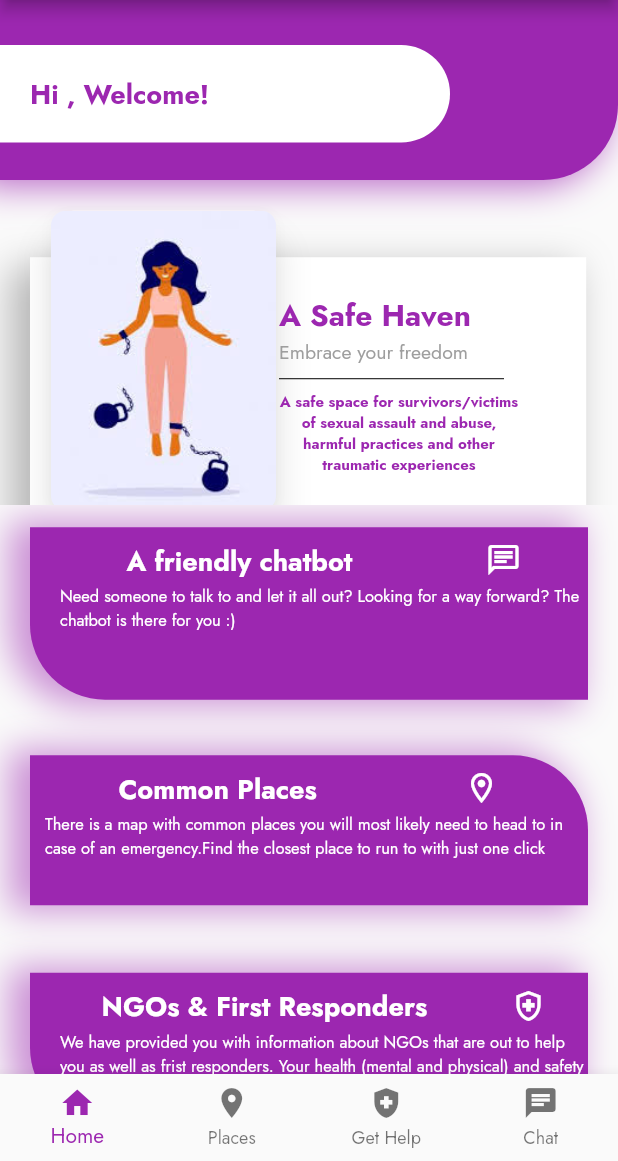
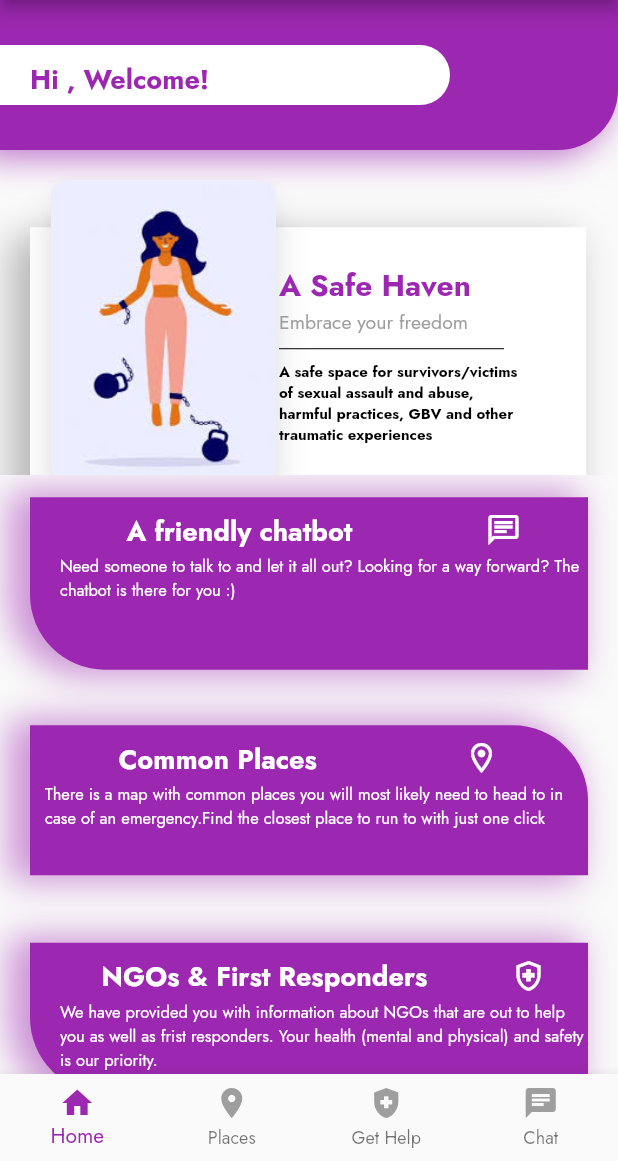
Before and after one commit to safeherven/safeherven_app, a Flutter app: the screen it shows once a user with an empty profile is signed in, on a phone screen of 412 x 824 dp, the part 75-1236 px from its top. Run offline on Flutter 3.47's test engine with Material 2 defaults, Android fonts, the phone set to English and light mode, and no system bars; our stand-ins replace cloud_firestore, firebase_auth, firebase_core, geolocator, google_fonts, google_maps_flutter and 2 more; missing offline and left inert: dialogflow_grpc, flutter_config, flutterfire_ui, sound_stream; accounts and stored records are empty; statements that could not run were skipped.

Commit message:
Make changes based on user feedback
- Created more scrolling room on the homepage
- Added user app permission for location
- Added circular progress bar to show loading data in org page
- Added anonymous signin with firebase

```diff
--- a/lib/blocs/application_bloc.dart
+++ b/lib/blocs/application_bloc.dart
@@ -43,7 +43,7 @@ class ApplicationBloc with ChangeNotifier {
                 lng: currentLocation!.longitude)
         ),
         name: null,
-        vicinity: 'none'
+        vicinity: "Bamenda"
     );
     notifyListeners();
   }
--- a/lib/screens/help.dart
+++ b/lib/screens/help.dart
@@ -56,7 +56,11 @@ class _HelpScreenState extends State<HelpScreen> {
             ],
           ),
           Expanded(
-            child: ListView.builder(
+            child: _orgList.length == 0 ?
+            Center(
+              child: CircularProgressIndicator(),
+            ) :
+            ListView.builder(
               itemCount: _orgList.length,
               itemBuilder: (context, index) {
               return OrgCard(ngo: _orgList[index] as Organization,);
--- a/lib/screens/home.dart
+++ b/lib/screens/home.dart
@@ -21,10 +21,10 @@ class HomeScreen extends StatelessWidget {
       body: Column(
         children: [
           Container(
-            height: 120,
+            height: 100,
             decoration: BoxDecoration(
               borderRadius: const BorderRadius.only(
-                bottomRight: Radius.circular(50)
+                bottomRight: Radius.circular(40)
               ),
               color: Colors.purple,
               boxShadow: [
@@ -42,7 +42,7 @@ class HomeScreen extends StatelessWidget {
                   top:30,
                   left: 0,
                   child: Container(
-                    height: 65,
+                    height: 40,
                     width: 300,
                     decoration: const BoxDecoration(
                       color: Colors.white,
@@ -54,7 +54,7 @@ class HomeScreen extends StatelessWidget {
                   )
                 ),
                 Positioned(
-                  top: 50,
+                  top: 40,
                   left: 20,
                   child: Text(
                     "Hi ${user.displayName == null ? "there" : user.displayName.toString()}, Welcome!",
@@ -150,13 +150,13 @@ class HomeScreen extends StatelessWidget {
                         ),
                         Text(
                           "A safe space for survivors/victims of sexual assault and abuse, "
-                              "harmful practices and other traumatic experiences",
+                              "harmful practices, GBV and other traumatic experiences",
                           style: TextStyle(
                               fontSize: 10,
                               fontWeight: FontWeight.bold,
-                              color: Colors.purple
+                              color: Colors.black
                           ),
-                          textAlign: TextAlign.center,
+                          textAlign: TextAlign.left,
                         ),
                       ],
                     ),
--- a/lib/services/places_service.dart
+++ b/lib/services/places_service.dart
@@ -12,7 +12,10 @@ class PlacesService {
     var url = Uri.parse('https://maps.googleapis.com/maps/api/place/autocomplete/json?input=$search&types=%28cities%29&key=$key');
     var response = await http.get(url);
     var json = convert.jsonDecode(response.body);
+    print(json);
     var jsonResults = json['predictions'] as List;
+    print("results");
+    print(jsonResults.map((place) => PlaceSearch.fromJson(place)).toList());
     return jsonResults.map((place) => PlaceSearch.fromJson(place)).toList();
   }
 
--- a/lib/shared/bottom.dart
+++ b/lib/shared/bottom.dart
@@ -32,9 +32,9 @@ class _MenuBottomState extends State<MenuBottom> {
     return BottomNavigationBar(
       type: BottomNavigationBarType.fixed,
       onTap: (int index) {
-        _onItemTapped(index);
         switch (index) {
           case 0:
+            _onItemTapped(0);
             Navigator.push(
               context,
               MaterialPageRoute(builder: (context) => StreamBuilder<User?>(
@@ -52,18 +52,21 @@ class _MenuBottomState extends State<MenuBottom> {
             );
             break;
           case 1:
+            _onItemTapped(1);
             Navigator.push(
               context,
               MaterialPageRoute(builder: (context) => const PlacesScreen()),
             );
             break;
           case 2:
+            _onItemTapped(2);
             Navigator.push(
               context,
               MaterialPageRoute(builder: (context) => const HelpScreen()),
             );
             break;
           case 3:
+            _onItemTapped(3);
             Navigator.push(
               context,
               MaterialPageRoute(builder: (context) => const ChatScreen()),
@@ -71,26 +74,26 @@ class _MenuBottomState extends State<MenuBottom> {
             break;
         }
       },
-      items: const <BottomNavigationBarItem>[
+      items: <BottomNavigationBarItem>[
           BottomNavigationBarItem(
-            icon: Icon(Icons.home),
+            icon: Icon(Icons.home, color: _selectedIndex == 0 ? Colors.purple : Colors.grey,),
             label: 'Home',
           ),
           BottomNavigationBarItem(
-            icon: Icon(Icons.location_on),
+            icon: Icon(Icons.location_on, color: _selectedIndex == 1 ? Colors.purple : Colors.grey,),
             label: 'Places',
           ),
           BottomNavigationBarItem(
-            icon: Icon(Icons.health_and_safety),
+            icon: Icon(Icons.health_and_safety, color: _selectedIndex == 2 ? Colors.purple : Colors.grey,),
             label: 'Get Help',
           ),
         BottomNavigationBarItem(
-          icon: Icon(Icons.chat),
+          icon: Icon(Icons.chat, color: _selectedIndex == 3 ? Colors.purple : Colors.grey,),
           label: 'Chat',
         ),
         ],
-      currentIndex: _selectedIndex,
-      selectedItemColor: Colors.purple[500],
+      // currentIndex: _selectedIndex,
+      // selectedItemColor: Colors.purple[500],
     );
   }
 }
```
Also changed, not shown: lib/screens/places.dart (+17 -7 lines), lib/screens/wrapper.dart (+50 -6 lines), 4 other files.
